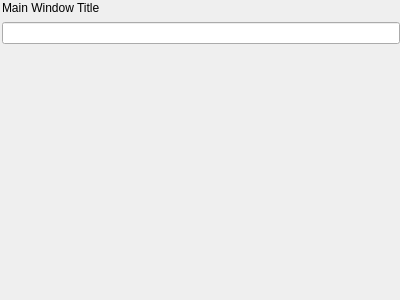
Above: trunk/PPG/src/user_interface/wgt_form2_uisettings.ui from kumar-lakshmanan/our-py-lib before the change. Below: the same form after it.
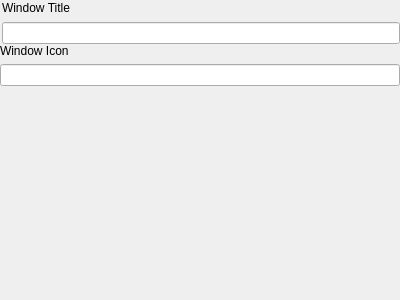
That is the form after the change.

Patch:
```diff
--- a/trunk/PPG/src/user_interface/wgt_form2_uisettings.ui
+++ b/trunk/PPG/src/user_interface/wgt_form2_uisettings.ui
@@ -29,7 +29,7 @@
    <property name="spacing">
     <number>0</number>
    </property>
-   <item row="1" column="0">
+   <item row="2" column="0">
     <spacer name="verticalSpacer">
      <property name="orientation">
       <enum>Qt::Vertical</enum>
@@ -69,7 +69,35 @@
          </size>
         </property>
         <property name="text">
-         <string>Main Window Title</string>
+         <string>Window Title</string>
+        </property>
+       </widget>
+      </item>
+     </layout>
+    </widget>
+   </item>
+   <item row="1" column="0">
+    <widget class="QWidget" name="widget_5" native="true">
+     <layout class="QGridLayout" name="gridLayout_7">
+      <property name="leftMargin">
+       <number>0</number>
+      </property>
+      <property name="topMargin">
+       <number>0</number>
+      </property>
+      <property name="rightMargin">
+       <number>0</number>
+      </property>
+      <property name="bottomMargin">
+       <number>0</number>
+      </property>
+      <item row="1" column="1">
+       <widget class="QLineEdit" name="lineEdit_5"/>
+      </item>
+      <item row="0" column="1">
+       <widget class="QLabel" name="label_5">
+        <property name="text">
+         <string>Window Icon</string>
         </property>
        </widget>
       </item>
```
